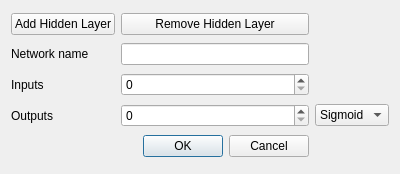
Old version of the form res/layout/networkcreationdialog.ui in the repository oxycoon/Thesis-NeuralNetwork.
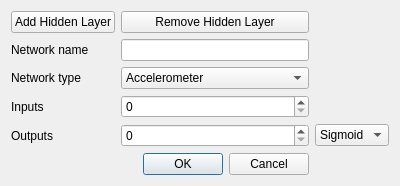
New version of the form.

```diff
--- a/res/layout/networkcreationdialog.ui
+++ b/res/layout/networkcreationdialog.ui
@@ -14,7 +14,26 @@
    <string>Dialog</string>
   </property>
   <layout class="QGridLayout" name="gridLayout">
-   <item row="5" column="1">
+   <item row="5" column="0" colspan="3">
+    <layout class="QGridLayout" name="gridLayout_2"/>
+   </item>
+   <item row="6" column="2">
+    <widget class="QComboBox" name="comboBox_output">
+     <item>
+      <property name="text">
+       <string>Sigmoid</string>
+      </property>
+     </item>
+    </widget>
+   </item>
+   <item row="6" column="0">
+    <widget class="QLabel" name="label">
+     <property name="text">
+      <string>Outputs</string>
+     </property>
+    </widget>
+   </item>
+   <item row="7" column="1">
     <widget class="QDialogButtonBox" name="buttonBox">
      <property name="orientation">
       <enum>Qt::Horizontal</enum>
@@ -25,22 +44,6 @@
     </widget>
    </item>
    <item row="4" column="0">
-    <widget class="QLabel" name="label">
-     <property name="text">
-      <string>Outputs</string>
-     </property>
-    </widget>
-   </item>
-   <item row="4" column="2">
-    <widget class="QComboBox" name="comboBox_output">
-     <item>
-      <property name="text">
-       <string>Sigmoid</string>
-      </property>
-     </item>
-    </widget>
-   </item>
-   <item row="2" column="0">
     <widget class="QLabel" name="label_3">
      <property name="text">
       <string>Inputs</string>
@@ -54,6 +57,9 @@
      </property>
     </widget>
    </item>
+   <item row="2" column="1">
+    <widget class="QLineEdit" name="lineEdit_name"/>
+   </item>
    <item row="0" column="1">
     <widget class="QPushButton" name="pushButton_2">
      <property name="text">
@@ -61,24 +67,49 @@
      </property>
     </widget>
    </item>
-   <item row="1" column="1">
-    <widget class="QLineEdit" name="lineEdit_name"/>
-   </item>
-   <item row="2" column="1">
-    <widget class="QSpinBox" name="spinBox_input"/>
-   </item>
    <item row="4" column="1">
+    <widget class="QSpinBox" name="spinBox_input"/>
+   </item>
+   <item row="6" column="1">
     <widget class="QSpinBox" name="spinBox_output"/>
    </item>
-   <item row="1" column="0">
+   <item row="2" column="0">
     <widget class="QLabel" name="label_4">
      <property name="text">
       <string>Network name</string>
      </property>
     </widget>
    </item>
-   <item row="3" column="0" colspan="3">
-    <layout class="QGridLayout" name="gridLayout_2"/>
+   <item row="3" column="1">
+    <widget class="QComboBox" name="comboBox">
+     <item>
+      <property name="text">
+       <string>Accelerometer</string>
+      </property>
+     </item>
+     <item>
+      <property name="text">
+       <string>Gyroscope</string>
+      </property>
+     </item>
+     <item>
+      <property name="text">
+       <string>Compass</string>
+      </property>
+     </item>
+     <item>
+      <property name="text">
+       <string>Total</string>
+      </property>
+     </item>
+    </widget>
+   </item>
+   <item row="3" column="0">
+    <widget class="QLabel" name="label_2">
+     <property name="text">
+      <string>Network type</string>
+     </property>
+    </widget>
    </item>
   </layout>
  </widget>
```
